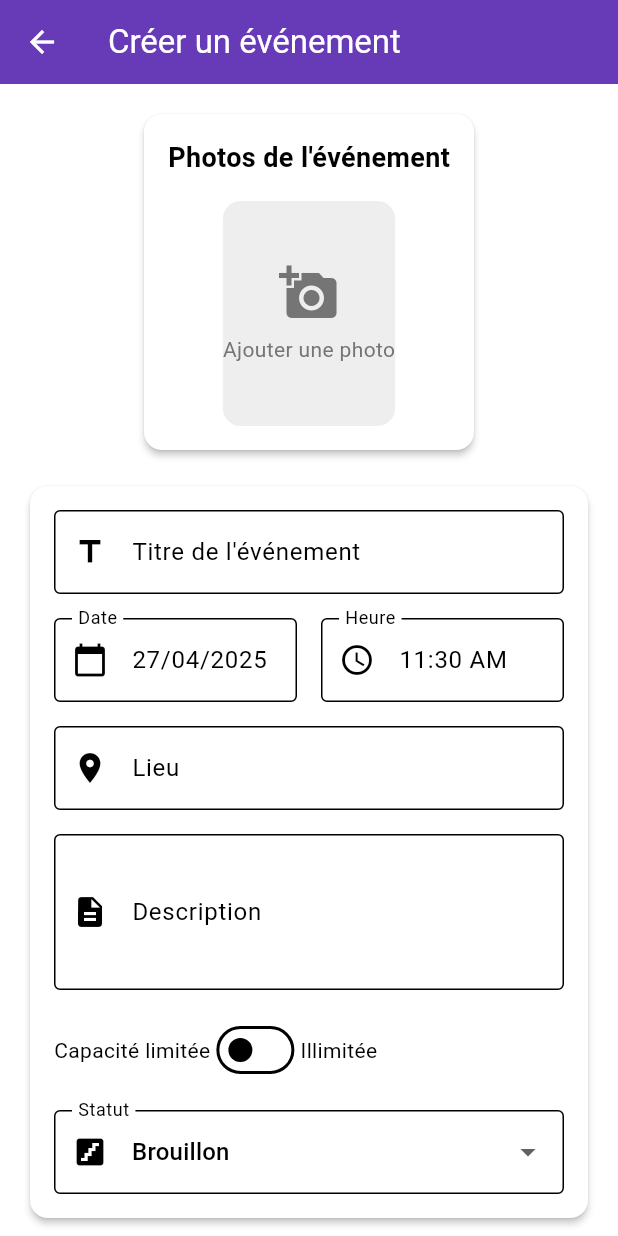
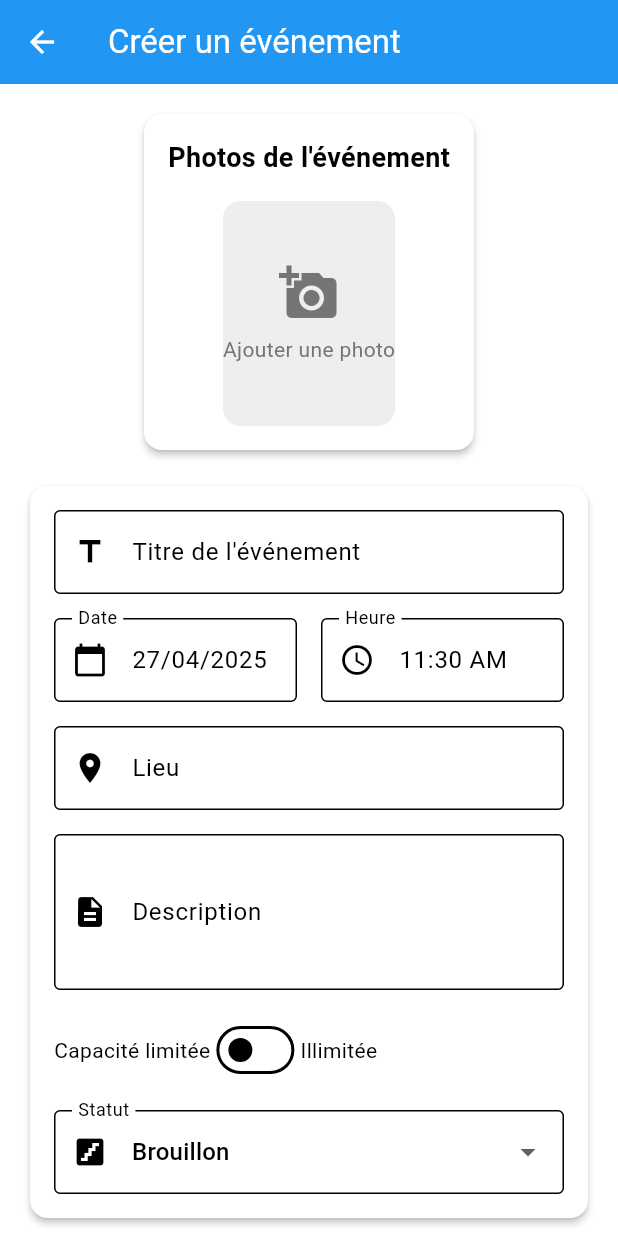
Before and after one commit to mira-oss/boss_final, a Flutter app: the CreateEventScreen screen opened by its route, on a phone screen of 412 x 824 dp. Run offline on Flutter 3.47's test engine with Material 3 defaults, Android fonts, the phone set to English and light mode, and no system bars; our stand-ins replace cloud_firestore, firebase_auth, firebase_core, font_awesome_flutter, google_sign_in, image_picker and 2 more; accounts and stored records are empty.

Commit message:
[Mise a jour]:Modification des couleurs  de chaque page

```diff
--- a/du_agbe_admin/lib/connexion.dart
+++ b/du_agbe_admin/lib/connexion.dart
@@ -1,6 +1,5 @@
 import 'package:du_agbe_admin/inscription.dart';
 import 'package:du_agbe_admin/main.dart';
-import 'package:du_agbe_admin/screens/home.dart';
 import 'package:du_agbe_admin/services/auth.dart';
 import 'package:firebase_auth/firebase_auth.dart';
 import 'package:flutter/material.dart';
@@ -201,7 +200,7 @@ class _ConnexionpageState extends State<ConnexionPage> {
             ),
             SizedBox(height: hauteurEcran * 0.015),
             Text(
-              'Ou se conneecter avec',
+              'Ou se connecter avec',
               style: TextStyle(fontSize: 16, fontWeight: FontWeight.normal),
             ),
             SizedBox(height: hauteurEcran * 0.01),
--- a/du_agbe_admin/lib/creatEvent.dart
+++ b/du_agbe_admin/lib/creatEvent.dart
@@ -265,6 +265,7 @@ class _CreateEventScreenState extends State<CreateEventScreen> {
       appBar: AppBar(
         title: Text(widget.event == null ? 'Créer un événement' : 'Modifier l\'événement'),
         elevation: 0,
+        backgroundColor: Colors.blue,
       ),
       body: SingleChildScrollView(
         padding: EdgeInsets.all(16.0),
@@ -451,16 +452,34 @@ class _CreateEventScreenState extends State<CreateEventScreen> {
               ElevatedButton(
   onPressed: _saveEvent,
   style: ElevatedButton.styleFrom(
-                  padding: EdgeInsets.symmetric(vertical: 16),
+    padding: EdgeInsets.symmetric(horizontal: 32, vertical: 16),
+    backgroundColor: Colors.blue, // Couleur plus profonde
+    foregroundColor: Colors.white,
     shape: RoundedRectangleBorder(
       borderRadius: BorderRadius.circular(12),
     ),
+    elevation: 4,
+    shadowColor: Colors.blue.shade200,
   ),
-                child: Text(
+  child: Row(
+    mainAxisSize: MainAxisSize.min,
+    children: [
+      Icon(widget.event == null ? Icons.create : Icons.save, size: 20),
+      SizedBox(width: 8),
+      Text(
         widget.event == null ? 'Créer et continuer' : 'Enregistrer les modifications',
-                  style: TextStyle(fontSize: 16),
+        style: TextStyle(
+          fontSize: 16,
+          fontWeight: FontWeight.w600,
         ),
       ),
+      if (widget.event == null) ...[
+        SizedBox(width: 8),
+        Icon(Icons.arrow_forward, size: 20),
+      ],
+    ],
+  ),
+)
             ],
           ),
         ),
--- a/du_agbe_admin/lib/detailsEvent.dart
+++ b/du_agbe_admin/lib/detailsEvent.dart
@@ -2,7 +2,6 @@
 import 'package:du_agbe_admin/creatEvent.dart';
 import 'package:du_agbe_admin/event.dart';
 import 'package:du_agbe_admin/firestorService.dart';
-import 'package:du_agbe_admin/generateTicket.dart';
 import 'package:du_agbe_admin/ticketType.dart';
 import 'package:du_agbe_admin/typebillets.dart';
 import 'package:flutter/material.dart';
--- a/du_agbe_admin/lib/inscription.dart
+++ b/du_agbe_admin/lib/inscription.dart
@@ -1,7 +1,6 @@
 
 import 'package:du_agbe_admin/connexion.dart';
 import 'package:du_agbe_admin/main.dart';
-import 'package:du_agbe_admin/screens/home.dart';
 import 'package:du_agbe_admin/services/auth.dart';
 import 'package:firebase_auth/firebase_auth.dart';
 import 'package:flutter/material.dart';
--- a/du_agbe_admin/lib/listEvent.dart
+++ b/du_agbe_admin/lib/listEvent.dart
@@ -15,6 +15,7 @@ class EventListScreen extends StatelessWidget {
     return Scaffold(
       appBar: AppBar(
         title: const Text('Gestion des Événements'),
+        backgroundColor: Colors.blue,
         actions: [
           IconButton(
             icon: const Icon(Icons.add),
--- a/du_agbe_admin/lib/main.dart
+++ b/du_agbe_admin/lib/main.dart
@@ -48,7 +48,6 @@ class MyApp extends StatelessWidget {
           primary: Colors.deepPurple,
           secondary: Colors.deepPurpleAccent,
           surface: Colors.white,
-          background: Colors.grey[50]!,
         ),
         appBarTheme: AppBarTheme(
           backgroundColor: Colors.deepPurple,
--- a/du_agbe_admin/lib/profil.dart
+++ b/du_agbe_admin/lib/profil.dart
@@ -86,6 +86,7 @@ class _ProfilState extends State<Profil> {
     return Scaffold(
       appBar: AppBar(
         title: const Text('Profil'),
+        backgroundColor: Colors.blue,
         actions: [
           IconButton(
             icon: Icon(themeNotifier.themeMode == ThemeMode.dark
--- a/du_agbe_admin/lib/screens/home.dart
+++ b/du_agbe_admin/lib/screens/home.dart
@@ -10,12 +10,12 @@ class HomePage extends StatelessWidget {
     return Scaffold(
       appBar: AppBar(
         title: const Text("Découvrir le Bénin"),
-        backgroundColor: Colors.white,
+        backgroundColor: Colors.blue,
         actions: [
           IconButton(
             icon: const Icon(Icons.admin_panel_settings),
             onPressed: () {
-              Navigator.pushNamed(context, '/admin');
+              Navigator.pushNamed(context, '/Profil');
             },
           ),
         ],
```
Also changed, not shown: du_agbe_admin/lib/screens/ajout-lieu.dart (+44 -21 lines), du_agbe_admin/lib/screens/lieux.dart (+109 -13 lines), du_agbe_admin/pubspec.lock. Lines whose indentation alone changed are shown as unchanged.
